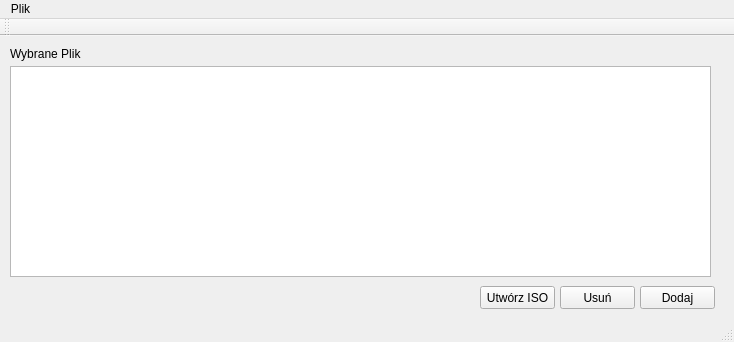
First picture: the form in Easy_Music_Burner/mainwindow.ui, repository wp2/EasyMusicBurner, before the edit.
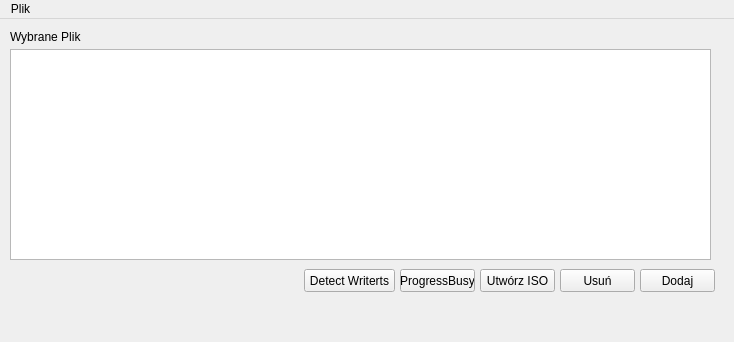
Second picture: the form after the edit.

Diff of the .ui file:
```diff
--- a/Easy_Music_Burner/mainwindow.ui
+++ b/Easy_Music_Burner/mainwindow.ui
@@ -76,6 +76,32 @@
      <string>Utwórz ISO</string>
     </property>
    </widget>
+   <widget class="QPushButton" name="pushButton">
+    <property name="geometry">
+     <rect>
+      <x>400</x>
+      <y>250</y>
+      <width>75</width>
+      <height>23</height>
+     </rect>
+    </property>
+    <property name="text">
+     <string>ProgressBusy</string>
+    </property>
+   </widget>
+   <widget class="QPushButton" name="WriterDetect">
+    <property name="geometry">
+     <rect>
+      <x>304</x>
+      <y>250</y>
+      <width>91</width>
+      <height>23</height>
+     </rect>
+    </property>
+    <property name="text">
+     <string>Detect Writerts</string>
+    </property>
+   </widget>
   </widget>
   <widget class="QMenuBar" name="menuBar">
    <property name="geometry">
@@ -94,16 +120,7 @@
    </widget>
    <addaction name="menuPlik"/>
   </widget>
-  <widget class="QToolBar" name="mainToolBar">
-   <attribute name="toolBarArea">
-    <enum>TopToolBarArea</enum>
-   </attribute>
-   <attribute name="toolBarBreak">
-    <bool>false</bool>
-   </attribute>
-  </widget>
-  <widget class="QStatusBar" name="statusBar"/>
-  <action name="actionUstawienia">
+  <action name="BurnISO">
    <property name="text">
     <string>Ustawienia</string>
    </property>
```
Left out of the diff: 16 changed lines with no effect on the pictures.
